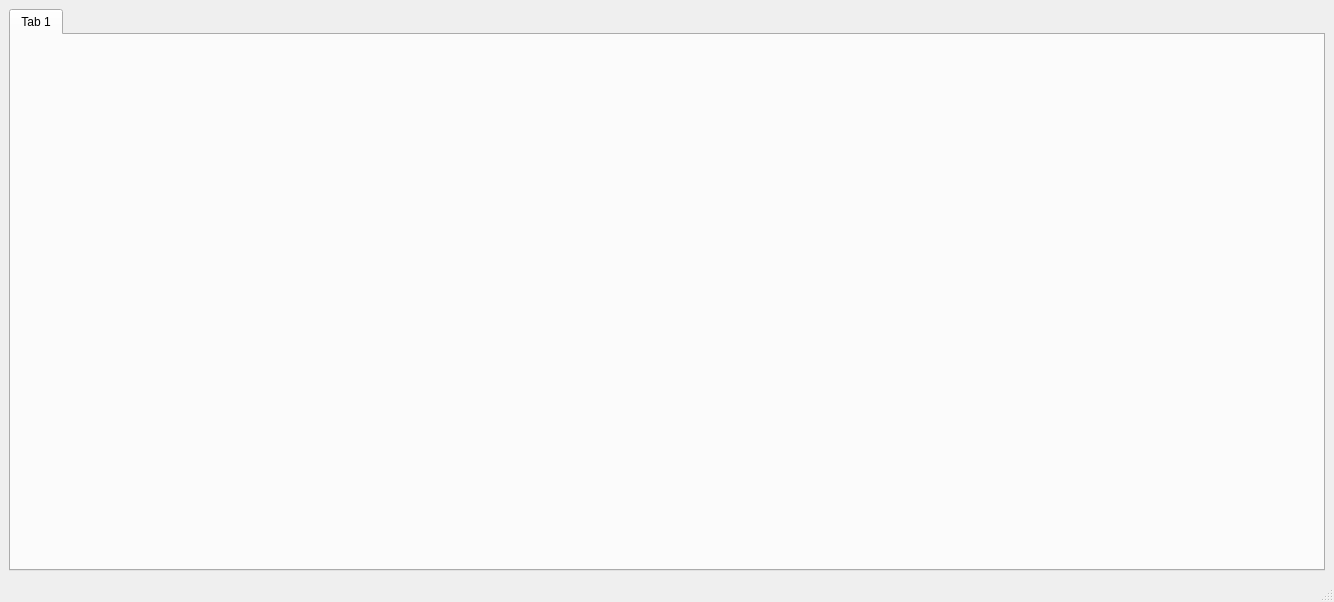
Before: the Qt Designer form camera/camera/mainwindow.ui in fengbaochun/softwareToolBox, drawn with Qt 5.
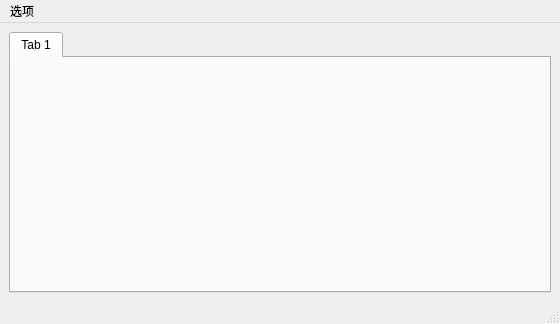
After: the same form once the commit is applied.

```diff
--- a/camera/camera/mainwindow.ui
+++ b/camera/camera/mainwindow.ui
@@ -6,8 +6,8 @@
    <rect>
     <x>0</x>
     <y>0</y>
-    <width>1334</width>
-    <height>602</height>
+    <width>560</width>
+    <height>324</height>
    </rect>
   </property>
   <property name="windowTitle">
@@ -30,17 +30,23 @@
     </item>
    </layout>
   </widget>
+  <widget class="QStatusBar" name="statusbar"/>
   <widget class="QMenuBar" name="menubar">
    <property name="geometry">
     <rect>
      <x>0</x>
      <y>0</y>
-     <width>1334</width>
+     <width>560</width>
      <height>17</height>
     </rect>
    </property>
+   <widget class="QMenu" name="menu">
+    <property name="title">
+     <string>选项</string>
+    </property>
+   </widget>
+   <addaction name="menu"/>
   </widget>
-  <widget class="QStatusBar" name="statusbar"/>
  </widget>
  <resources/>
  <connections/>
```
